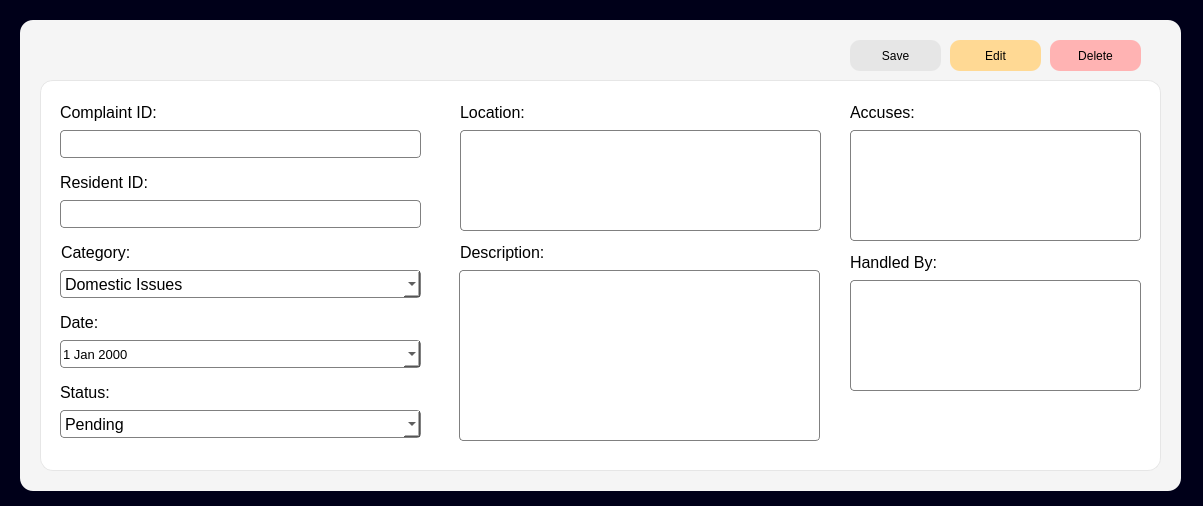
Qt form uifiles/infocomplaintui.ui (mustafamclngn/CCC151-ComplaSys) before a commit.
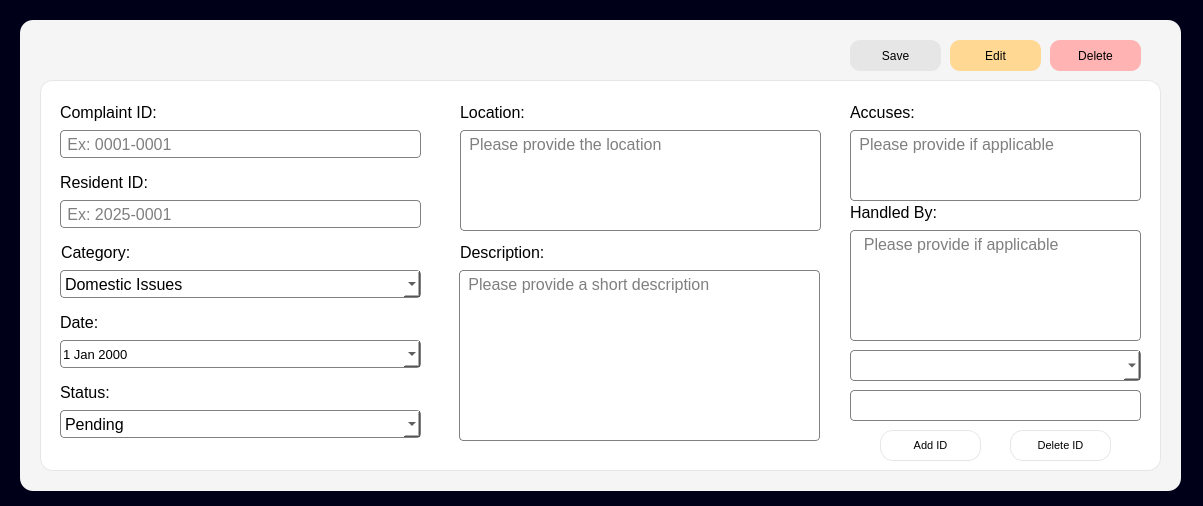
The same form after that commit. Icons and pictures are not drawn.

```diff
--- a/uifiles/infocomplaintui.ui
+++ b/uifiles/infocomplaintui.ui
@@ -44,6 +44,11 @@
       <height>391</height>
      </rect>
     </property>
+    <property name="font">
+     <font>
+      <pointsize>12</pointsize>
+     </font>
+    </property>
     <property name="styleSheet">
      <string notr="true">background-color: white;
 border: 1px solid rgb(230, 230, 230);
@@ -95,6 +100,12 @@
 border: 1px solid grey;
 border-radius: 4px;</string>
      </property>
+     <property name="text">
+      <string/>
+     </property>
+     <property name="placeholderText">
+      <string> Ex: 0001-0001</string>
+     </property>
     </widget>
     <widget class="QLabel" name="label_first_name">
      <property name="geometry">
@@ -344,7 +355,7 @@
      <property name="geometry">
       <rect>
        <x>810</x>
-       <y>170</y>
+       <y>120</y>
        <width>107</width>
        <height>24</height>
       </rect>
@@ -391,17 +402,26 @@
        <height>171</height>
       </rect>
      </property>
+     <property name="font">
+      <font>
+       <pointsize>12</pointsize>
+      </font>
+     </property>
      <property name="styleSheet">
       <string notr="true">background-color: white;
 border: 1px solid grey;
-border-radius: 4px;</string>
+border-radius: 4px;
+font-size: 12;</string>
      </property>
      <property name="html">
       <string>&lt;!DOCTYPE HTML PUBLIC &quot;-//W3C//DTD HTML 4.0//EN&quot; &quot;http://www.w3.org/TR/REC-html40/strict.dtd&quot;&gt;
 &lt;html&gt;&lt;head&gt;&lt;meta name=&quot;qrichtext&quot; content=&quot;1&quot; /&gt;&lt;style type=&quot;text/css&quot;&gt;
 p, li { white-space: pre-wrap; }
-&lt;/style&gt;&lt;/head&gt;&lt;body style=&quot; font-family:'MS Shell Dlg 2'; font-size:8.25pt; font-weight:400; font-style:normal;&quot;&gt;
-&lt;p style=&quot;-qt-paragraph-type:empty; margin-top:0px; margin-bottom:0px; margin-left:0px; margin-right:0px; -qt-block-indent:0; text-indent:0px;&quot;&gt;&lt;br /&gt;&lt;/p&gt;&lt;/body&gt;&lt;/html&gt;</string>
+&lt;/style&gt;&lt;/head&gt;&lt;body style=&quot; font-family:'MS Shell Dlg 2'; font-size:12pt; font-weight:400; font-style:normal;&quot;&gt;
+&lt;p style=&quot;-qt-paragraph-type:empty; margin-top:0px; margin-bottom:0px; margin-left:0px; margin-right:0px; -qt-block-indent:0; text-indent:0px; font-size:12px;&quot;&gt;&lt;br /&gt;&lt;/p&gt;&lt;/body&gt;&lt;/html&gt;</string>
+     </property>
+     <property name="placeholderText">
+      <string> Please provide a short description</string>
      </property>
     </widget>
     <widget class="QTextEdit" name="infocomplaint_location_input">
@@ -413,18 +433,27 @@
        <height>101</height>
       </rect>
      </property>
+     <property name="font">
+      <font>
+       <pointsize>12</pointsize>
+      </font>
+     </property>
      <property name="styleSheet">
       <string notr="true">background-color: white;
 border: 1px solid grey;
-border-radius: 4px;</string>
+border-radius: 4px;
+font-size: 12;</string>
      </property>
      <property name="html">
       <string>&lt;!DOCTYPE HTML PUBLIC &quot;-//W3C//DTD HTML 4.0//EN&quot; &quot;http://www.w3.org/TR/REC-html40/strict.dtd&quot;&gt;
 &lt;html&gt;&lt;head&gt;&lt;meta name=&quot;qrichtext&quot; content=&quot;1&quot; /&gt;&lt;style type=&quot;text/css&quot;&gt;
 p, li { white-space: pre-wrap; }
-&lt;/style&gt;&lt;/head&gt;&lt;body style=&quot; font-family:'MS Shell Dlg 2'; font-size:8.25pt; font-weight:400; font-style:normal;&quot;&gt;
+&lt;/style&gt;&lt;/head&gt;&lt;body style=&quot; font-family:'MS Shell Dlg 2'; font-size:12pt; font-weight:400; font-style:normal;&quot;&gt;
 &lt;p style=&quot;-qt-paragraph-type:empty; margin-top:0px; margin-bottom:0px; margin-left:0px; margin-right:0px; -qt-block-indent:0; text-indent:0px;&quot;&gt;&lt;br /&gt;&lt;/p&gt;&lt;/body&gt;&lt;/html&gt;</string>
      </property>
+     <property name="placeholderText">
+      <string> Please provide the location</string>
+     </property>
     </widget>
     <widget class="QTextEdit" name="infocomplaint_accuses_input">
      <property name="geometry">
@@ -432,42 +461,65 @@
        <x>810</x>
        <y>50</y>
        <width>291</width>
-       <height>111</height>
+       <height>71</height>
       </rect>
      </property>
+     <property name="font">
+      <font>
+       <pointsize>12</pointsize>
+      </font>
+     </property>
      <property name="styleSheet">
       <string notr="true">background-color: white;
 border: 1px solid grey;
 border-radius: 4px;</string>
      </property>
+     <property name="readOnly">
+      <bool>true</bool>
+     </property>
      <property name="html">
       <string>&lt;!DOCTYPE HTML PUBLIC &quot;-//W3C//DTD HTML 4.0//EN&quot; &quot;http://www.w3.org/TR/REC-html40/strict.dtd&quot;&gt;
 &lt;html&gt;&lt;head&gt;&lt;meta name=&quot;qrichtext&quot; content=&quot;1&quot; /&gt;&lt;style type=&quot;text/css&quot;&gt;
 p, li { white-space: pre-wrap; }
-&lt;/style&gt;&lt;/head&gt;&lt;body style=&quot; font-family:'MS Shell Dlg 2'; font-size:8.25pt; font-weight:400; font-style:normal;&quot;&gt;
-&lt;p style=&quot;-qt-paragraph-type:empty; margin-top:0px; margin-bottom:0px; margin-left:0px; margin-right:0px; -qt-block-indent:0; text-indent:0px;&quot;&gt;&lt;br /&gt;&lt;/p&gt;&lt;/body&gt;&lt;/html&gt;</string>
+&lt;/style&gt;&lt;/head&gt;&lt;body style=&quot; font-family:'MS Shell Dlg 2'; font-size:12pt; font-weight:400; font-style:normal;&quot;&gt;
+&lt;p style=&quot;-qt-paragraph-type:empty; margin-top:0px; margin-bottom:0px; margin-left:0px; margin-right:0px; -qt-block-indent:0; text-indent:0px; font-size:8.25pt;&quot;&gt;&lt;br /&gt;&lt;/p&gt;&lt;/body&gt;&lt;/html&gt;</string>
+     </property>
+     <property name="placeholderText">
+      <string> Please provide if applicable</string>
      </property>
     </widget>
     <widget class="QTextEdit" name="infocomplaint_handledby_input">
      <property name="geometry">
       <rect>
        <x>810</x>
-       <y>200</y>
+       <y>150</y>
        <width>291</width>
        <height>111</height>
       </rect>
      </property>
+     <property name="font">
+      <font>
+       <pointsize>12</pointsize>
+      </font>
+     </property>
      <property name="styleSheet">
       <string notr="true">background-color: white;
 border: 1px solid grey;
-border-radius: 4px;</string>
+border-radius: 4px;
+font-size: 12;</string>
+     </property>
+     <property name="readOnly">
+      <bool>true</bool>
      </property>
      <property name="html">
       <string>&lt;!DOCTYPE HTML PUBLIC &quot;-//W3C//DTD HTML 4.0//EN&quot; &quot;http://www.w3.org/TR/REC-html40/strict.dtd&quot;&gt;
 &lt;html&gt;&lt;head&gt;&lt;meta name=&quot;qrichtext&quot; content=&quot;1&quot; /&gt;&lt;style type=&quot;text/css&quot;&gt;
 p, li { white-space: pre-wrap; }
-&lt;/style&gt;&lt;/head&gt;&lt;body style=&quot; font-family:'MS Shell Dlg 2'; font-size:8.25pt; font-weight:400; font-style:normal;&quot;&gt;
-&lt;p style=&quot;-qt-paragraph-type:empty; margin-top:0px; margin-bottom:0px; margin-left:0px; margin-right:0px; -qt-block-indent:0; text-indent:0px;&quot;&gt;&lt;br /&gt;&lt;/p&gt;&lt;/body&gt;&lt;/html&gt;</string>
+&lt;/style&gt;&lt;/head&gt;&lt;body style=&quot; font-family:'MS Shell Dlg 2'; font-size:12pt; font-weight:400; font-style:normal;&quot;&gt;
+&lt;p style=&quot;-qt-paragraph-type:empty; margin-top:0px; margin-bottom:0px; margin-left:0px; margin-right:0px; -qt-block-indent:0; text-indent:0px; font-size:8.25pt;&quot;&gt;&lt;br /&gt;&lt;/p&gt;&lt;/body&gt;&lt;/html&gt;</string>
+     </property>
+     <property name="placeholderText">
+      <string>  Please provide if applicable</string>
      </property>
     </widget>
     <widget class="QLineEdit" name="infocomplaint_residentID_input">
@@ -489,6 +541,107 @@
 border: 1px solid grey;
 border-radius: 4px;</string>
      </property>
+     <property name="placeholderText">
+      <string> Ex: 2025-0001</string>
+     </property>
+    </widget>
+    <widget class="QComboBox" name="infocomplaint_accusehandle_input">
+     <property name="geometry">
+      <rect>
+       <x>810</x>
+       <y>270</y>
+       <width>291</width>
+       <height>31</height>
+      </rect>
+     </property>
+     <property name="cursor">
+      <cursorShape>PointingHandCursor</cursorShape>
+     </property>
+     <property name="styleSheet">
+      <string notr="true">background-color: white;
+border: 1px solid grey;
+border-radius: 4px;</string>
+     </property>
+    </widget>
+    <widget class="QLineEdit" name="infocomplaint_accusehandleID_input">
+     <property name="geometry">
+      <rect>
+       <x>810</x>
+       <y>310</y>
+       <width>291</width>
+       <height>31</height>
+      </rect>
+     </property>
+     <property name="font">
+      <font>
+       <pointsize>12</pointsize>
+      </font>
+     </property>
+     <property name="styleSheet">
+      <string notr="true">background-color: white;
+border: 1px solid grey;
+border-radius: 4px;
+font-size: 12;</string>
+     </property>
+     <property name="text">
+      <string/>
+     </property>
+    </widget>
+    <widget class="QPushButton" name="infocomplaint_deleteID_button">
+     <property name="geometry">
+      <rect>
+       <x>970</x>
+       <y>350</y>
+       <width>101</width>
+       <height>31</height>
+      </rect>
+     </property>
+     <property name="font">
+      <font>
+       <family>System</family>
+       <pointsize>8</pointsize>
+       <weight>50</weight>
+       <bold>false</bold>
+      </font>
+     </property>
+     <property name="cursor">
+      <cursorShape>PointingHandCursor</cursorShape>
+     </property>
+     <property name="styleSheet">
+      <string notr="true">border: 1px solid rgb(230, 230, 230);
+</string>
+     </property>
+     <property name="text">
+      <string>Delete ID</string>
+     </property>
+    </widget>
+    <widget class="QPushButton" name="infocomplaint_addID_button">
+     <property name="geometry">
+      <rect>
+       <x>840</x>
+       <y>350</y>
+       <width>101</width>
+       <height>31</height>
+      </rect>
+     </property>
+     <property name="font">
+      <font>
+       <family>System</family>
+       <pointsize>8</pointsize>
+       <weight>50</weight>
+       <bold>false</bold>
+      </font>
+     </property>
+     <property name="cursor">
+      <cursorShape>PointingHandCursor</cursorShape>
+     </property>
+     <property name="styleSheet">
+      <string notr="true">border: 1px solid rgb(230, 230, 230);
+</string>
+     </property>
+     <property name="text">
+      <string>Add ID</string>
+     </property>
     </widget>
    </widget>
    <widget class="QPushButton" name="saveCompBtn">
```
Left out of the diff: 18 changed lines with no effect on the pictures.
